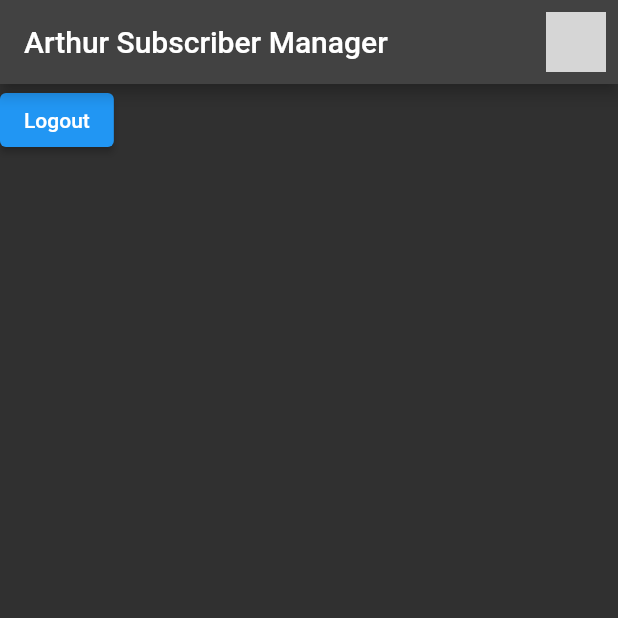
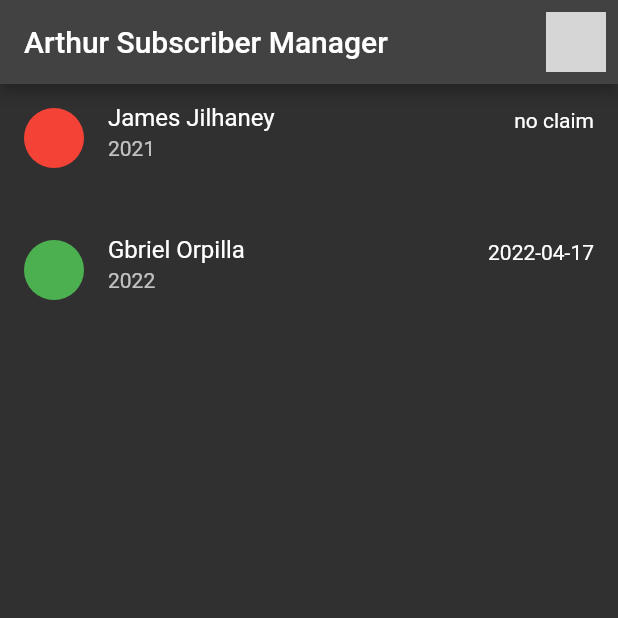
Before and after one commit to Biowulf21/Arthur-Subscriber-Manager, a Flutter app: the screen it shows once a user with an empty profile is signed in, on a phone screen of 412 x 824 dp, the top half of it. Run offline on Flutter 3.47's test engine with Material 2 defaults, Android fonts, the phone set to English and light mode, and no system bars; our stand-ins replace firebase_auth, firebase_core, font_awesome_flutter, google_sign_in, social_login_buttons; accounts and stored records are empty; network calls fail; grey boxes are pictures that could not be loaded.

Commit message:
Added listing of subscribers

```diff
--- a/lib/models/subscriber.dart
+++ b/lib/models/subscriber.dart
@@ -3,12 +3,18 @@ class Subscriber {
   String xuID;
   String firstName;
   String lastName;
+  bool hasClaimed;
+  DateTime? claimDate;
+  String? editor;
 
   Subscriber(
       {required this.id,
       required this.xuID,
       required this.firstName,
-      required this.lastName});
+      required this.lastName,
+      required this.hasClaimed,
+      required this.claimDate,
+      required this.editor});
 
   toJson(json) {
     json["id"] = id;
@@ -17,3 +23,23 @@ class Subscriber {
     json['lastName'] = lastName;
   }
 }
+
+final testSubscribers = <Subscriber>[
+  Subscriber(
+      id: "1",
+      xuID: "2021",
+      firstName: "James",
+      lastName: "Jilhaney",
+      hasClaimed: false,
+      claimDate: null,
+      editor: null),
+  Subscriber(
+      id: "2",
+      xuID: "2022",
+      firstName: "Gbriel",
+      lastName: "Orpilla",
+      hasClaimed: true,
+      claimDate: DateTime.now(),
+      editor: "James Jilhaney (2022)" //
+      ),
+];
--- a/lib/screens/homepage.dart
+++ b/lib/screens/homepage.dart
@@ -1,14 +1,25 @@
+import 'package:arthur/models/subscriber.dart';
 import 'package:firebase_auth/firebase_auth.dart';
 import 'package:flutter/material.dart';
+import 'package:intl/intl.dart';
 
 class Home extends StatefulWidget {
-  const Home({Key? key}) : super(key: key);
+  Home({Key? key}) : super(key: key);
+
+  late List<Subscriber> subscribers;
 
   @override
   State<Home> createState() => _HomeState();
 }
 
 class _HomeState extends State<Home> {
+  @override
+  void initState() {
+    // TODO: implement initState
+    super.initState();
+    widget.subscribers = testSubscribers;
+  }
+
   @override
   Widget build(BuildContext context) {
     return Scaffold(
@@ -26,14 +37,48 @@ class _HomeState extends State<Home> {
           title: const Text("Arthur Subscriber Manager"),
         ),
         body: Column(
-        children: [
-          ElevatedButton(
-              onPressed: () {
-                FirebaseAuth.instance.signOut();
-              },
-              child: const Text("Logout")),
+          children: <Widget>[
+            Expanded(
+              child: ListView.builder(
+                itemCount: widget.subscribers.length,
+                itemBuilder: ((context, index) {
+                  final subscriber = widget.subscribers[index];
+
+                  return buildSubscriberTile(subscriber);
+                }),
+              ),
+            ),
           ],
+        ));
+    // Column(
+    //     children: [
+    //       ElevatedButton(
+    //           onPressed: () {
+    //             FirebaseAuth.instance.signOut();
+    //           },
+    //           child: const Text("Logout")),
+    //     ],
+    //   ),
+    // );
+  }
+
+  Widget buildSubscriberTile(Subscriber subscriber) => ListTile(
+        isThreeLine: true,
+        leading: CircleAvatar(
+          backgroundColor:
+              subscriber.hasClaimed == false ? Colors.red : Colors.green,
+        ),
+        title: Text(subscriber.firstName + " " + subscriber.lastName),
+        subtitle: Text(subscriber.xuID),
+        trailing: Text(
+          FormatDate(subscriber.claimDate),
         ),
       );
+
+  String FormatDate(DateTime? date) {
+    if (date == null) return "no claim";
+    final DateFormat formatter = DateFormat('yyyy-MM-dd');
+    final String formatted = formatter.format(date);
+    return formatted;
   }
 }
--- a/lib/screens/login_screen.dart
+++ b/lib/screens/login_screen.dart
@@ -26,7 +26,7 @@ class _LoginPageState extends State<LoginPage> {
         stream: FirebaseAuth.instance.authStateChanges(),
         builder: (context, snapshot) {
           if (snapshot.hasData) {
-            return const Home();
+            return Home();
           } else {
             return Scaffold(
               body: LoginWidget(widget: widget),
--- /dev/null
+++ b/lib/widgets/search_bar.dart
@@ -0,0 +1,15 @@
+import 'package:flutter/material.dart';
+
+class SearchBar extends StatefulWidget {
+  const SearchBar({Key? key}) : super(key: key);
+
+  @override
+  State<SearchBar> createState() => _SearchBarState();
+}
+
+class _SearchBarState extends State<SearchBar> {
+  @override
+  Widget build(BuildContext context) {
+    return Container();
+  }
+}
--- a/pubspec.yaml
+++ b/pubspec.yaml
@@ -35,6 +35,7 @@ dependencies:
     sdk: flutter
   font_awesome_flutter: ^10.1.0
   google_sign_in: ^5.3.0
+  intl: ^0.17.0
   provider: ^6.0.2
   social_login_buttons: ^1.0.6+2
 
```
Also changed, not shown: pubspec.lock. Lines whose indentation alone changed are shown as unchanged.
